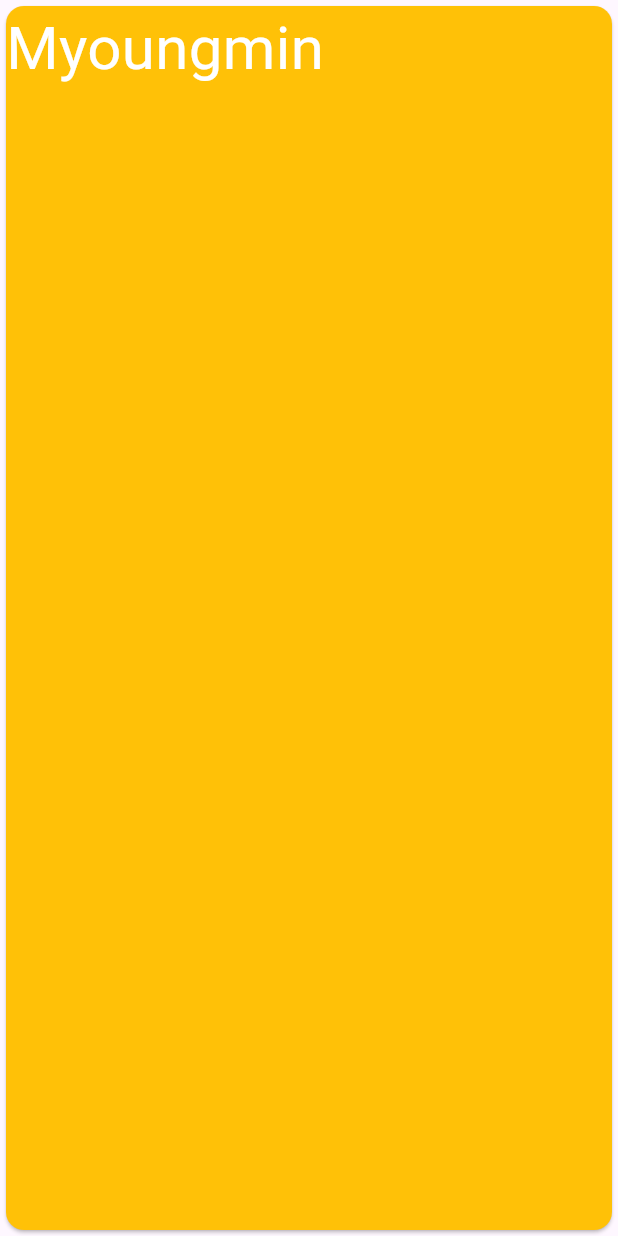
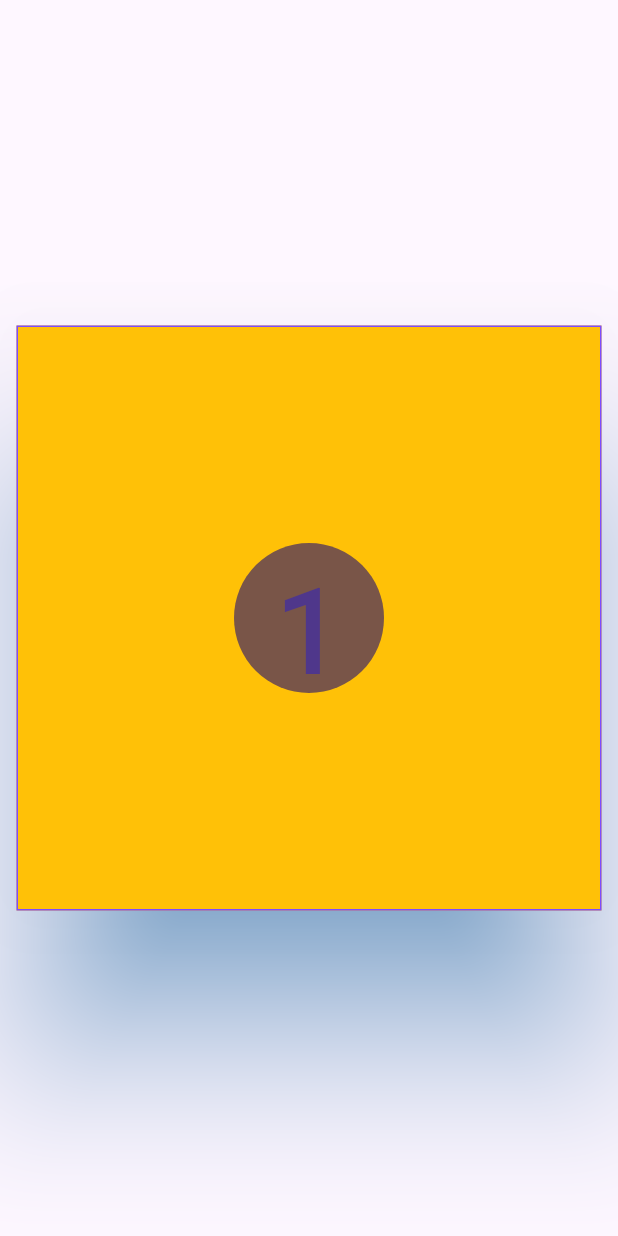
Before and after one commit to Myoungmin/flutter_fundamentals, a Flutter app: the screen it shows after launch, on a phone screen of 412 x 824 dp. Run offline on Flutter 3.47's test engine with Material 3 defaults, Android fonts, the phone set to English and light mode, and no system bars.

Commit message:
Card 위젯의 주요 property 실습

```diff
--- a/lib/main.dart
+++ b/lib/main.dart
@@ -11,14 +11,29 @@ class MyApp extends StatelessWidget {
       debugShowCheckedModeBanner: false,
       home: Scaffold(
         body: Center(
-          child: SizedBox.expand(
+          child: SizedBox(
+            width: 400,
+            height: 400,
             child: Card(
+              elevation: 50,
+              margin: EdgeInsets.all(5),
+              shadowColor: Colors.blue,
               color: Colors.amber,
-              child: Text(
-                'Myoungmin',
-                style: TextStyle(
-                  color: Colors.white,
-                  fontSize: 40,
+              shape: RoundedRectangleBorder(
+                side: BorderSide(
+                  color: Colors.deepPurpleAccent,
+                ),
+              ),
+              child: Center(
+                child: CircleAvatar(
+                  backgroundColor: Colors.brown,
+                  radius: 50,
+                  child: Center(
+                    child: Text(
+                      '1',
+                      style: TextStyle(fontSize: 80),
+                    ),
+                  ),
                 ),
               ),
             ),
```
